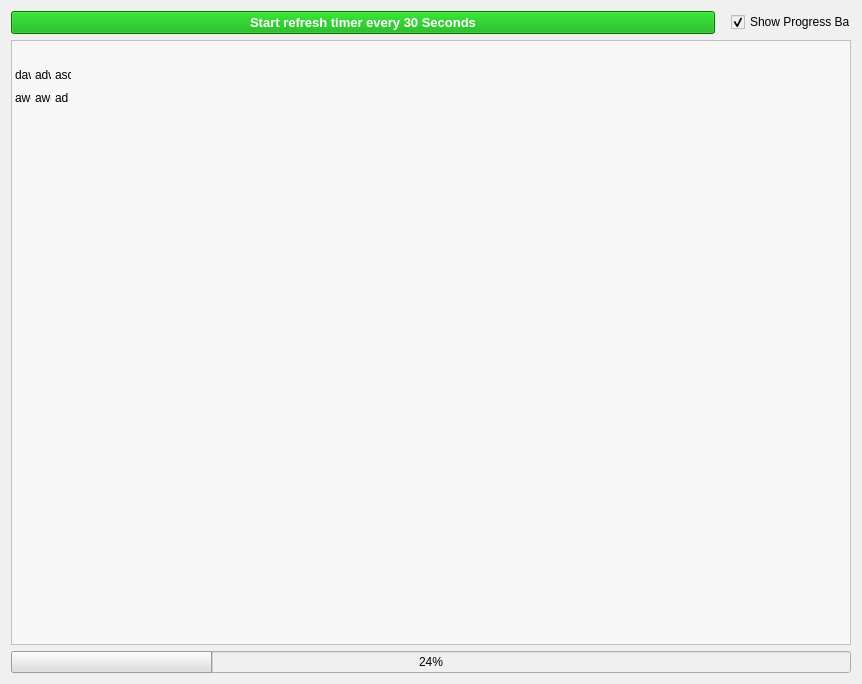
Above: Source_Code/source_files/isrt_monitor.ui from sargolin/ISRT-Insurgency-Sandstorm-RCON-TOOL-and-Mapchanger before the change. Below: the same form after it.
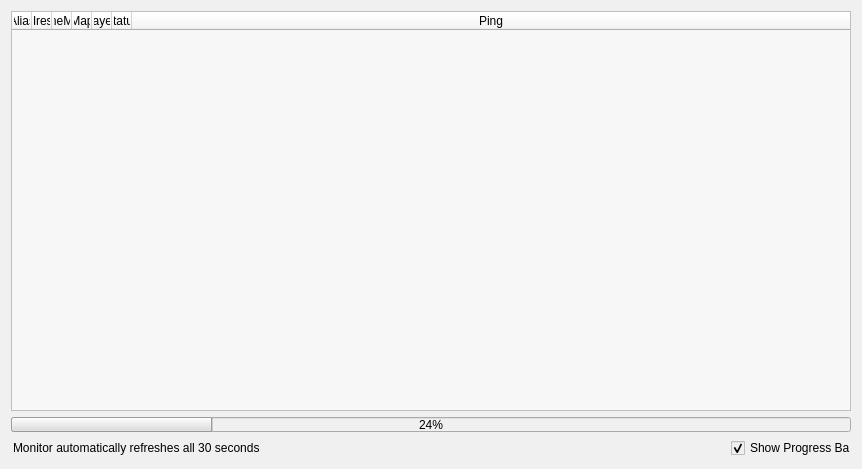
That is the form after the change. Icons and pictures are not drawn.

Commit message: Monitor finished

Diff of the .ui file:
```diff
--- a/Source_Code/source_files/isrt_monitor.ui
+++ b/Source_Code/source_files/isrt_monitor.ui
@@ -7,7 +7,7 @@
     <x>0</x>
     <y>0</y>
     <width>862</width>
-    <height>684</height>
+    <height>469</height>
    </rect>
   </property>
   <property name="windowTitle">
@@ -25,78 +25,6 @@
   <layout class="QVBoxLayout" name="verticalLayout_2">
    <item>
     <layout class="QVBoxLayout" name="verticalLayout">
-     <item>
-      <layout class="QHBoxLayout" name="horizontalLayout">
-       <item>
-        <widget class="QPushButton" name="btn_exec_overview_refresh_timer">
-         <property name="font">
-          <font>
-           <pointsize>10</pointsize>
-           <weight>75</weight>
-           <bold>true</bold>
-          </font>
-         </property>
-         <property name="styleSheet">
-          <string notr="true">background-color: rgb(0, 170, 0);
-color: rgb(255, 255, 255);</string>
-         </property>
-         <property name="text">
-          <string>Start refresh timer every 30 Seconds</string>
-         </property>
-         <property name="checkable">
-          <bool>false</bool>
-         </property>
-         <property name="autoDefault">
-          <bool>false</bool>
-         </property>
-         <property name="default">
-          <bool>false</bool>
-         </property>
-         <property name="flat">
-          <bool>false</bool>
-         </property>
-        </widget>
-       </item>
-       <item>
-        <spacer name="horizontalSpacer">
-         <property name="orientation">
-          <enum>Qt::Horizontal</enum>
-         </property>
-         <property name="sizeType">
-          <enum>QSizePolicy::Fixed</enum>
-         </property>
-         <property name="sizeHint" stdset="0">
-          <size>
-           <width>10</width>
-           <height>20</height>
-          </size>
-         </property>
-        </spacer>
-       </item>
-       <item>
-        <widget class="QCheckBox" name="chkbx_show_progressbar">
-         <property name="minimumSize">
-          <size>
-           <width>120</width>
-           <height>0</height>
-          </size>
-         </property>
-         <property name="maximumSize">
-          <size>
-           <width>120</width>
-           <height>16777215</height>
-          </size>
-         </property>
-         <property name="text">
-          <string>Show Progress Bar</string>
-         </property>
-         <property name="checked">
-          <bool>true</bool>
-         </property>
-        </widget>
-       </item>
-      </layout>
-     </item>
      <item>
       <widget class="QTableWidget" name="tbl_server_overview">
        <property name="sizePolicy">
@@ -108,7 +36,7 @@
        <property name="minimumSize">
         <size>
          <width>840</width>
-         <height>600</height>
+         <height>400</height>
         </size>
        </property>
        <property name="font">
@@ -154,7 +82,7 @@
         <enum>Qt::NoPen</enum>
        </property>
        <attribute name="horizontalHeaderVisible">
-        <bool>false</bool>
+        <bool>true</bool>
        </attribute>
        <attribute name="horizontalHeaderCascadingSectionResizes">
         <bool>false</bool>
@@ -166,7 +94,7 @@
         <number>0</number>
        </attribute>
        <attribute name="horizontalHeaderShowSortIndicator" stdset="0">
-        <bool>true</bool>
+        <bool>false</bool>
        </attribute>
        <attribute name="horizontalHeaderStretchLastSection">
         <bool>true</bool>
@@ -183,21 +111,6 @@
        <attribute name="verticalHeaderStretchLastSection">
         <bool>false</bool>
        </attribute>
-       <row>
-        <property name="text">
-         <string>New Row</string>
-        </property>
-       </row>
-       <row>
-        <property name="text">
-         <string>New Row</string>
-        </property>
-       </row>
-       <row>
-        <property name="text">
-         <string>efsf</string>
-        </property>
-       </row>
        <column>
         <property name="text">
          <string>Alias</string>
@@ -213,16 +126,6 @@
          <string>GameMode</string>
         </property>
        </column>
-       <column>
-        <property name="text">
-         <string>Status</string>
-        </property>
-       </column>
-       <column>
-        <property name="text">
-         <string>Ping</string>
-        </property>
-       </column>
        <column>
         <property name="text">
          <string>Map</string>
@@ -232,41 +135,33 @@
         <property name="text">
          <string>Players</string>
         </property>
+        <property name="font">
+         <font>
+          <weight>50</weight>
+          <bold>false</bold>
+         </font>
+        </property>
        </column>
-       <item row="1" column="0">
+       <column>
         <property name="text">
-         <string>daw</string>
+         <string>Status</string>
         </property>
-       </item>
-       <item row="1" column="1">
+       </column>
+       <column>
         <property name="text">
-         <string>adwad</string>
+         <string>Ping</string>
         </property>
-       </item>
-       <item row="1" column="2">
-        <property name="text">
-         <string>asd</string>
-        </property>
-       </item>
-       <item row="2" column="0">
-        <property name="text">
-         <string>awd</string>
-        </property>
-       </item>
-       <item row="2" column="1">
-        <property name="text">
-         <string>awd</string>
-        </property>
-       </item>
-       <item row="2" column="2">
-        <property name="text">
-         <string>ad</string>
-        </property>
-       </item>
+       </column>
       </widget>
      </item>
      <item>
       <widget class="QProgressBar" name="mon_progress_bar">
+       <property name="maximumSize">
+        <size>
+         <width>16777215</width>
+         <height>15</height>
+        </size>
+       </property>
        <property name="value">
         <number>24</number>
        </property>
@@ -274,6 +169,58 @@
      </item>
     </layout>
    </item>
+   <item>
+    <layout class="QHBoxLayout" name="horizontalLayout">
+     <item>
+      <widget class="QLineEdit" name="lineEdit">
+       <property name="text">
+        <string>Monitor automatically refreshes all 30 seconds</string>
+       </property>
+       <property name="frame">
+        <bool>false</bool>
+       </property>
+      </widget>
+     </item>
+     <item>
+      <spacer name="horizontalSpacer">
+       <property name="orientation">
+        <enum>Qt::Horizontal</enum>
+       </property>
+       <property name="sizeType">
+        <enum>QSizePolicy::Fixed</enum>
+       </property>
+       <property name="sizeHint" stdset="0">
+        <size>
+         <width>10</width>
+         <height>20</height>
+        </size>
+       </property>
+      </spacer>
+     </item>
+     <item>
+      <widget class="QCheckBox" name="chkbx_show_progressbar">
+       <property name="minimumSize">
+        <size>
+         <width>120</width>
+         <height>0</height>
+        </size>
+       </property>
+       <property name="maximumSize">
+        <size>
+         <width>120</width>
+         <height>16777215</height>
+        </size>
+       </property>
+       <property name="text">
+        <string>Show Progress Bar</string>
+       </property>
+       <property name="checked">
+        <bool>true</bool>
+       </property>
+      </widget>
+     </item>
+    </layout>
+   </item>
   </layout>
  </widget>
  <resources>
```
Left out of the diff: 9 changed lines with no effect on the pictures. The commit also changes 8 other files.
